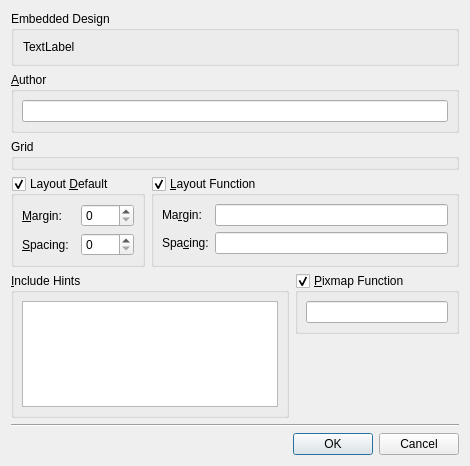
fluxer/katie, file src/designer/components/formeditor/formwindowsettings.ui: the form before one commit.
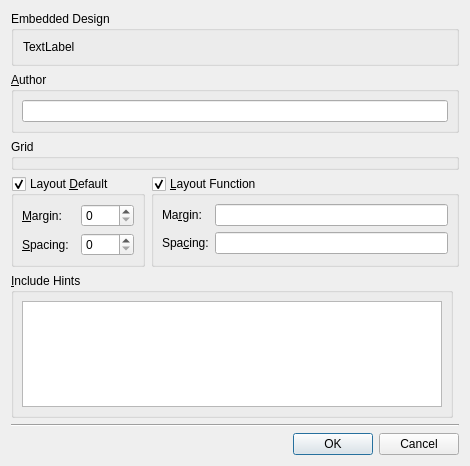
The form after the commit. Custom widgets are drawn as their Qt base class.

Commit message: remove non-operational support for pixmap function in UI file

Patch:
```diff
--- a/src/designer/components/formeditor/formwindowsettings.ui
+++ b/src/designer/components/formeditor/formwindowsettings.ui
@@ -132,50 +132,6 @@
      </item>
     </layout>
    </item>
-   <item row="4" column="1">
-    <layout class="QHBoxLayout">
-     <property name="spacing">
-      <number>6</number>
-     </property>
-     <property name="margin">
-      <number>0</number>
-     </property>
-     <item>
-      <widget class="QGroupBox" name="pixmapFunctionGroupBox">
-       <property name="title">
-        <string>&amp;Pixmap Function</string>
-       </property>
-       <property name="checkable">
-        <bool>true</bool>
-       </property>
-       <layout class="QVBoxLayout">
-        <property name="spacing">
-         <number>6</number>
-        </property>
-        <property name="margin">
-         <number>8</number>
-        </property>
-        <item>
-         <widget class="QLineEdit" name="pixmapFunctionLineEdit"/>
-        </item>
-       </layout>
-      </widget>
-     </item>
-    </layout>
-   </item>
-   <item row="5" column="1">
-    <spacer>
-     <property name="orientation">
-      <enum>Qt::Vertical</enum>
-     </property>
-     <property name="sizeHint" stdset="0">
-      <size>
-       <width>111</width>
-       <height>115</height>
-      </size>
-     </property>
-    </spacer>
-   </item>
    <item row="7" column="0" colspan="2">
     <widget class="QDialogButtonBox" name="buttonBox">
      <property name="orientation">
```
Left out of the diff: 38 changed lines with no effect on the pictures. The commit also changes 29 other files.
